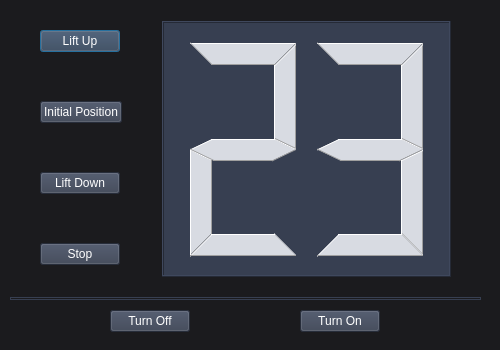
Aizeren/acoustic-levitation-system-control, file control-app/dialog.ui: the form before one commit.
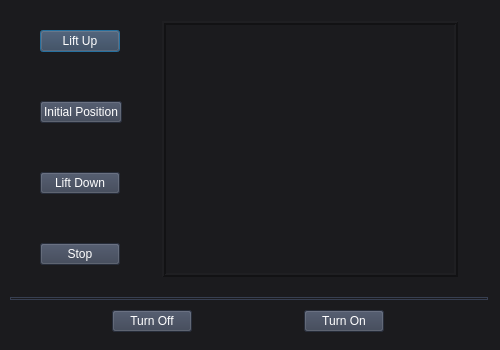
The form after the commit.

The edit to the form file:
```diff
--- a/control-app/dialog.ui
+++ b/control-app/dialog.ui
@@ -23,7 +23,7 @@
     <rect>
      <x>0</x>
      <y>1</y>
-     <width>491</width>
+     <width>498</width>
      <height>341</height>
     </rect>
    </property>
@@ -44,7 +44,7 @@
      <number>10</number>
     </property>
     <item>
-     <layout class="QHBoxLayout" name="horizontalLayout_2" stretch="2,3">
+     <layout class="QHBoxLayout" name="horizontalLayout_2" stretch="4,6">
       <property name="spacing">
        <number>40</number>
       </property>
@@ -129,50 +129,21 @@
        </layout>
       </item>
       <item>
-       <widget class="QLCDNumber" name="heightNumber">
-        <property name="minimumSize">
-         <size>
-          <width>100</width>
-          <height>0</height>
-         </size>
+       <widget class="QLabel" name="imgLabel">
+        <property name="frameShape">
+         <enum>QFrame::Box</enum>
         </property>
-        <property name="maximumSize">
-         <size>
-          <width>5000</width>
-          <height>16777215</height>
-         </size>
+        <property name="frameShadow">
+         <enum>QFrame::Raised</enum>
         </property>
-        <property name="font">
-         <font>
-          <family>Calibri Light</family>
-          <pointsize>14</pointsize>
-          <weight>3</weight>
-          <italic>false</italic>
-          <bold>false</bold>
-          <kerning>true</kerning>
-         </font>
-        </property>
-        <property name="layoutDirection">
-         <enum>Qt::LeftToRight</enum>
-        </property>
-        <property name="autoFillBackground">
-         <bool>false</bool>
-        </property>
-        <property name="styleSheet">
-         <string notr="true">background-color: #373F51;
-color: #D8DBE2;</string>
-        </property>
-        <property name="smallDecimalPoint">
-         <bool>false</bool>
-        </property>
-        <property name="digitCount">
+        <property name="lineWidth">
          <number>2</number>
         </property>
-        <property name="segmentStyle">
-         <enum>QLCDNumber::Filled</enum>
+        <property name="midLineWidth">
+         <number>0</number>
         </property>
-        <property name="intValue" stdset="0">
-         <number>23</number>
+        <property name="text">
+         <string/>
         </property>
        </widget>
       </item>
```
